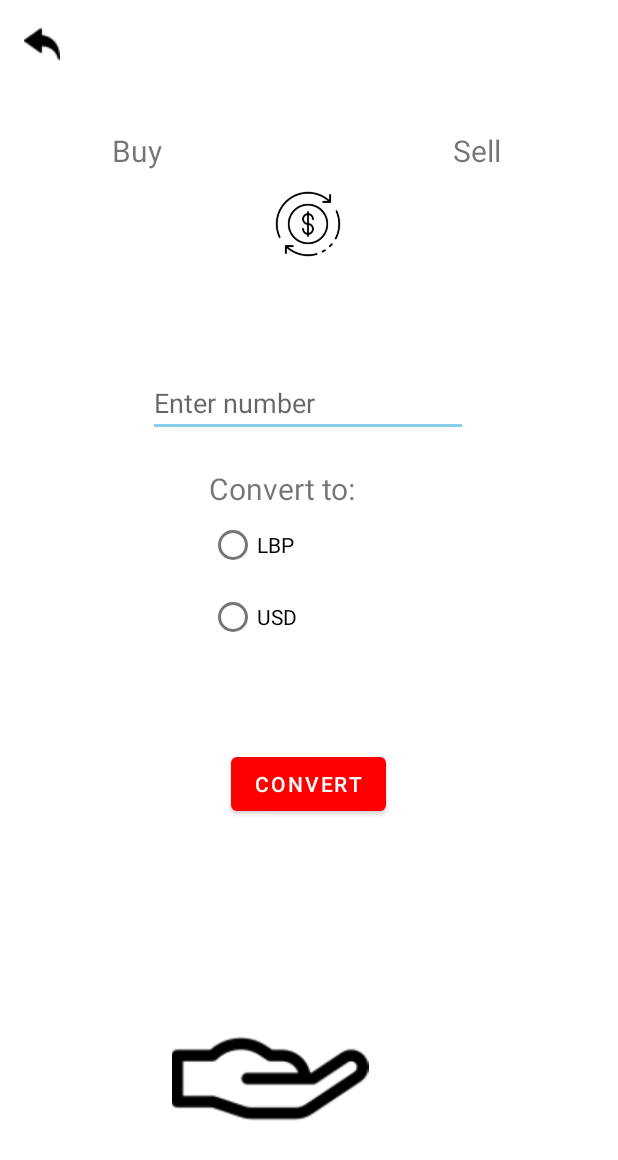
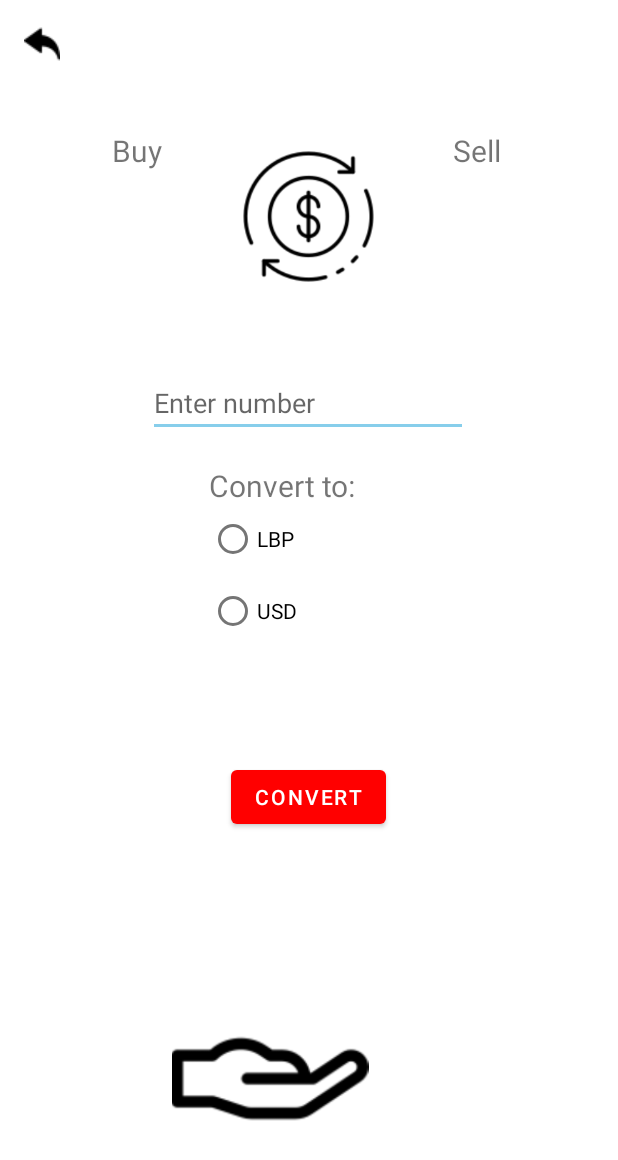
Before and after one commit to Mhmdbaba/CSC498G_CurrencyConverterAPI, an Android app: the ConversionPage screen opened directly, with no data from a screen before it, after a tap on "CONVERT", on a phone screen of 412 x 824 dp. Shown: the top 1160 px of the screen. Run offline under Robolectric (Android 15) with nearby library versions, the light colour scheme and no system bars; our stand-ins replace Volley; 3 statements that could not run were skipped.

Commit message:
commit 21

```diff
--- a/frontend/app/src/main/java/com/example/currencyconverter/ConversionPage.java
+++ b/frontend/app/src/main/java/com/example/currencyconverter/ConversionPage.java
@@ -36,9 +36,6 @@ import java.util.Map;
 import javax.net.ssl.HttpsURLConnection;
 
 public class ConversionPage extends AppCompatActivity {
-
-
-
     private RadioGroup radio_group;
     private RadioButton radio_button;
     private EditText input;
@@ -82,8 +79,16 @@ public class ConversionPage extends AppCompatActivity {
 
         protected void onPostExecute (String s){
             super.onPostExecute(s);
+            try{
+                //get values by a string then split into array
+                String[] rates = s.split(" ");
 
-            try{
+                //Display values on screen and assign to variables
+                buy_rate = Integer.parseInt(rates[0]);
+                tv_buy.setText(buy_rate);
+                sell_rate = Integer.parseInt(rates[1]);
+                tv_sell.setText(sell_rate);
+
 
                 //for api that is returning json, but not working
                 /*
@@ -149,7 +154,7 @@ public class ConversionPage extends AppCompatActivity {
 
             int output = 0;
             counter = "";
-            url2 = "https://localhost:8013/Android/insertintodb.php";
+            url2 = "https://192.168.157.1:8013/Android/insertintodb.php";
             if (curr.equalsIgnoreCase("usd")){ //convert to USD
                 //increment URL
                 counter += "?currency=usd&amount=" + input + "&rate=" + buy_rate;
--- a/frontend/app/src/main/res/layout/activity_conversion_page.xml
+++ b/frontend/app/src/main/res/layout/activity_conversion_page.xml
@@ -16,7 +16,7 @@
         app:layout_constraintEnd_toEndOf="parent"
         app:layout_constraintStart_toStartOf="parent"
         app:layout_constraintTop_toBottomOf="@+id/input_number"
-        app:layout_constraintVertical_bias="0.110000014">
+        app:layout_constraintVertical_bias="0.101">
 
         <RadioButton
             android:id="@+id/rbtn_lbp"
@@ -58,7 +58,7 @@
         app:layout_constraintHorizontal_bias="0.498"
         app:layout_constraintStart_toStartOf="parent"
         app:layout_constraintTop_toBottomOf="@+id/radioGroup"
-        app:layout_constraintVertical_bias="0.186" />
+        app:layout_constraintVertical_bias="0.22" />
 
     <TextView
         android:id="@+id/tv_output"
@@ -73,8 +73,8 @@
 
     <ImageView
         android:id="@+id/imageView4"
-        android:layout_width="45dp"
-        android:layout_height="53dp"
+        android:layout_width="91dp"
+        android:layout_height="91dp"
         app:layout_constraintBottom_toTopOf="@+id/input_number"
         app:layout_constraintEnd_toEndOf="parent"
         app:layout_constraintHorizontal_bias="0.498"
@@ -133,7 +133,7 @@
         app:layout_constraintHorizontal_bias="0.444"
         app:layout_constraintStart_toStartOf="parent"
         app:layout_constraintTop_toTopOf="parent"
-        app:layout_constraintVertical_bias="0.392" />
+        app:layout_constraintVertical_bias="0.389" />
 
     <TextView
         android:id="@+id/tv_buy"
```
Also changed, not shown: 1 other file.
